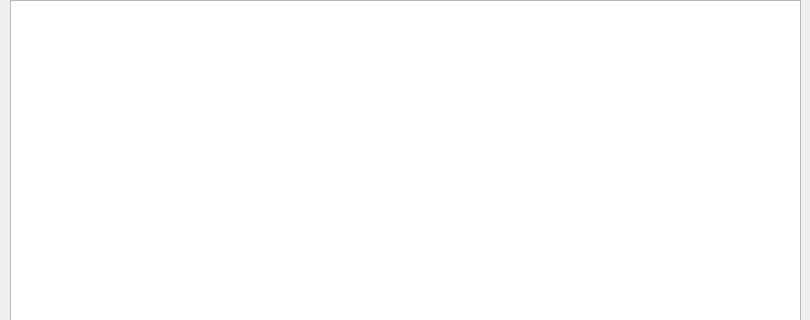
Before: the Qt Designer form main.ui in andreygor444/coffee, drawn with Qt 5; both pictures show x 0 to 810 and y 0 to 320 of the 810 by 588 pixel window.
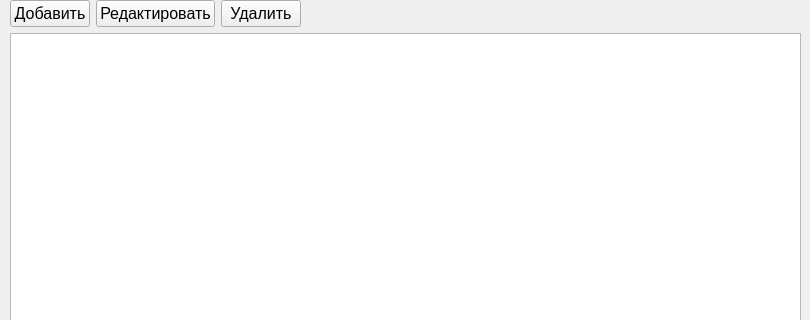
After: the same form once the commit is applied.

```diff
--- a/main.ui
+++ b/main.ui
@@ -24,6 +24,66 @@
      </rect>
     </property>
     <layout class="QVBoxLayout" name="verticalLayout">
+     <item>
+      <layout class="QHBoxLayout" name="horizontalLayout_2">
+       <item>
+        <widget class="QPushButton" name="addButton">
+         <property name="font">
+          <font>
+           <pointsize>12</pointsize>
+          </font>
+         </property>
+         <property name="text">
+          <string>Добавить</string>
+         </property>
+        </widget>
+       </item>
+       <item>
+        <widget class="QPushButton" name="editButton">
+         <property name="font">
+          <font>
+           <pointsize>12</pointsize>
+          </font>
+         </property>
+         <property name="text">
+          <string>Редактировать</string>
+         </property>
+        </widget>
+       </item>
+       <item>
+        <widget class="QPushButton" name="deleteButton">
+         <property name="font">
+          <font>
+           <pointsize>12</pointsize>
+          </font>
+         </property>
+         <property name="text">
+          <string>Удалить</string>
+         </property>
+        </widget>
+       </item>
+       <item>
+        <widget class="QLabel" name="stateLabel">
+         <property name="text">
+          <string/>
+         </property>
+        </widget>
+       </item>
+       <item>
+        <spacer name="horizontalSpacer">
+         <property name="orientation">
+          <enum>Qt::Horizontal</enum>
+         </property>
+         <property name="sizeHint" stdset="0">
+          <size>
+           <width>40</width>
+           <height>20</height>
+          </size>
+         </property>
+        </spacer>
+       </item>
+      </layout>
+     </item>
      <item>
       <widget class="QTableWidget" name="tableWidget"/>
      </item>
```
Left out of the diff: 2 changed lines with no effect on the pictures.
